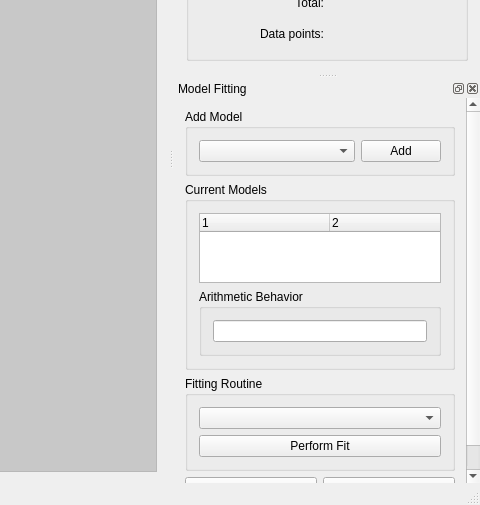
This is pyfocal/ui/qt/uic/source/mainwindow.ui in astropy/specutils as Qt 5 draws it before an edit; both pictures show x 800 to 1280 and y 215 to 720 of the 1280 by 720 pixel window. The edited form follows.
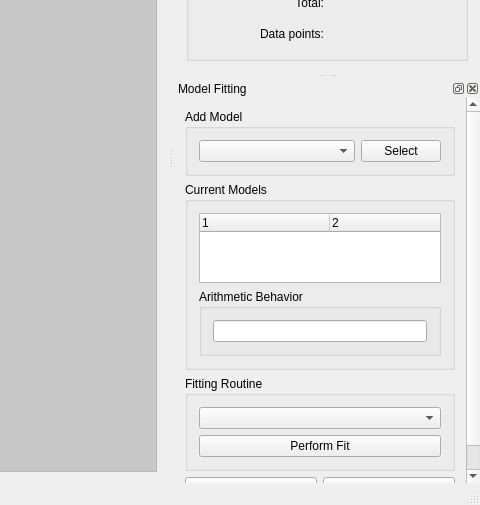
This is the edited form. Icons and pictures are not drawn.

Commit message: Tweaked gui widget text

The edit to the form file:
```diff
--- a/pyfocal/ui/qt/uic/source/mainwindow.ui
+++ b/pyfocal/ui/qt/uic/source/mainwindow.ui
@@ -527,7 +527,7 @@
         <property name="geometry">
          <rect>
           <x>0</x>
-          <y>0</y>
+          <y>-34</y>
           <width>295</width>
           <height>428</height>
          </rect>
@@ -552,7 +552,7 @@
             <item>
              <widget class="QPushButton" name="pushButton">
               <property name="text">
-               <string>Add</string>
+               <string>Select</string>
               </property>
              </widget>
             </item>
```
Left out of the diff: 4 changed lines with no effect on the pictures. The commit also changes 2 other files.
